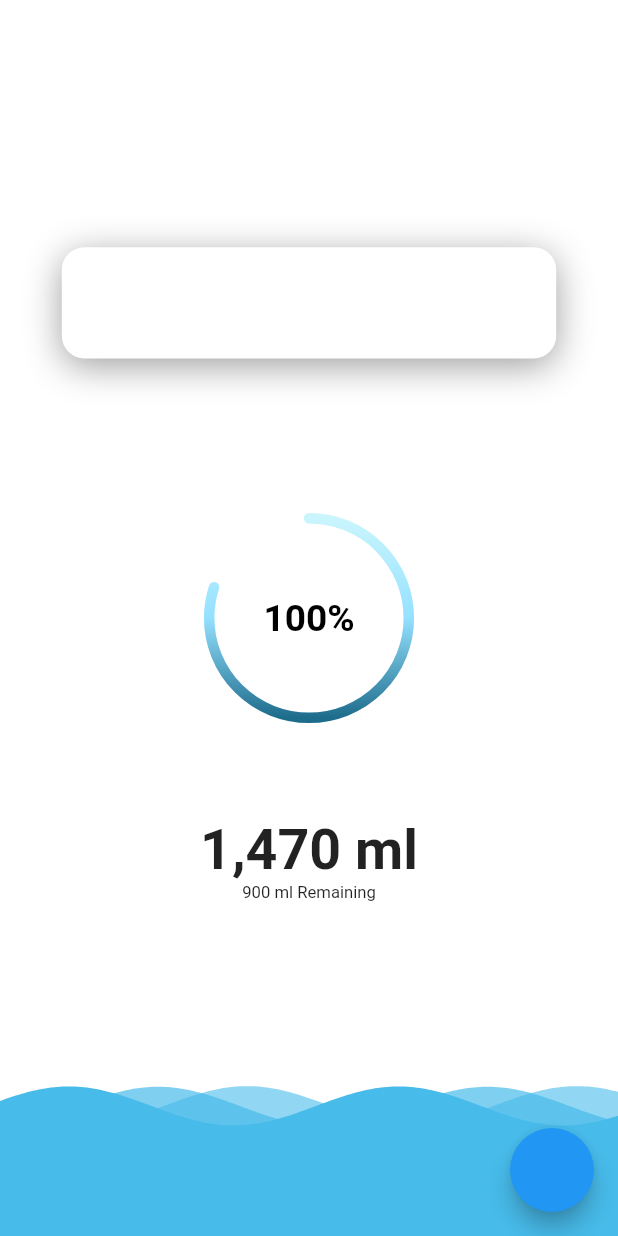
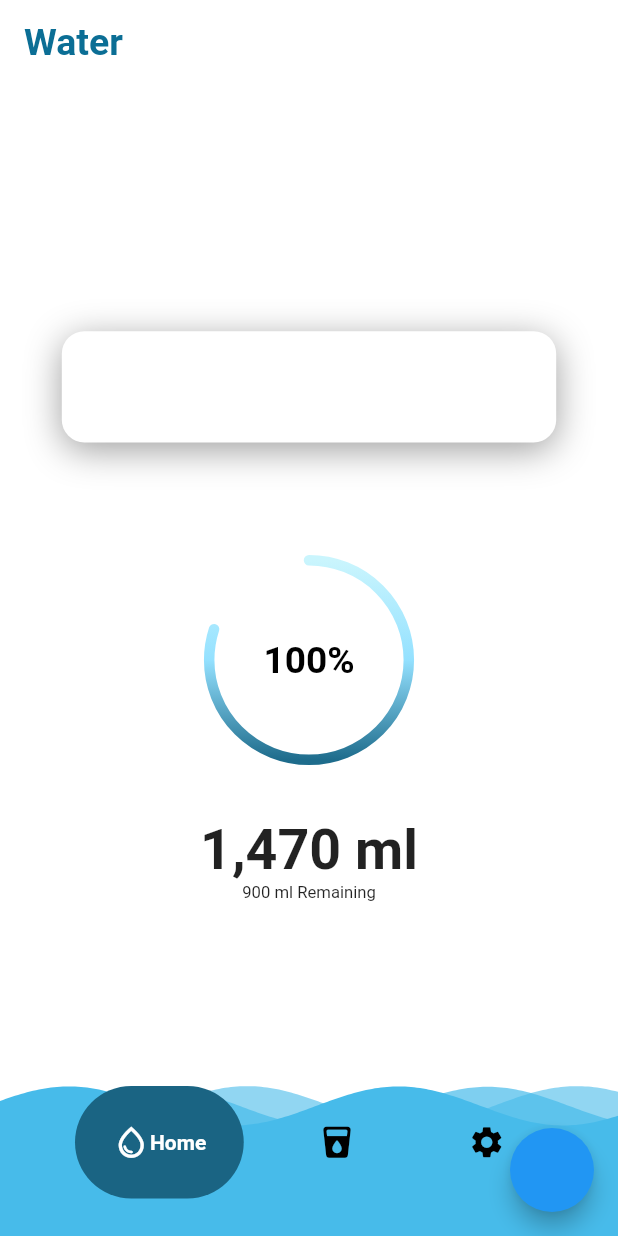
Before and after one commit to Cevop-s/WaterTime, a Flutter app: the screen it shows after launch, on a phone screen of 412 x 824 dp. Run offline on Flutter 3.47's test engine with Material 2 defaults, Android fonts, the phone set to English and light mode, and no system bars; drawn by our look-alikes of google_nav_bar, percent_indicator, wave; our stand-ins replace date_picker_timeline, floating_bottom_navigation_bar, flutter_local_notifications, google_fonts, google_mobile_ads, timezone; network calls fail.

Commit message:
My updates bitches
many updates:
1. updated the structure of the project.
2. added the navigation between the 3 screens that we have.
3. added the setup screen, (only language for now).
4. removed safe area in hamas page so that the wave would go behind the nav bar.
5. updated some minor things to for your ladies.
goodbye mr wilson, zitchdog.

```diff
--- a/lib/Screens/HomePage.dart
+++ /dev/null
@@ -1,223 +0,0 @@
-import 'package:flutter/material.dart';
-import 'package:percent_indicator/percent_indicator.dart';
-import 'package:wave/config.dart';
-import 'package:wave/wave.dart';
-import 'package:google_fonts/google_fonts.dart';
-import 'package:google_mobile_ads/google_mobile_ads.dart';
-
-import '../api/notification.dart';
-
-late BannerAd _bannerAd;
-bool _isBannerAdReady = false;
-
-class HomePage extends StatefulWidget {
-  const HomePage({Key? key}) : super(key: key);
-
-  @override
-  State<HomePage> createState() => _HomePageState();
-}
-
-class _HomePageState extends State<HomePage> {
-  NotificationApi noti = new NotificationApi();
-
-  @override
-  void initState() {
-    MobileAds.instance.initialize();
-    _bannerAd = BannerAd(
-      adUnitId: "ca-app-pub-3940256099942544/6300978111",
-      request: AdRequest(),
-      size: AdSize.banner,
-      listener: BannerAdListener(
-        onAdLoaded: (_) {
-          setState(() {
-            _isBannerAdReady = true;
-          });
-        },
-        onAdFailedToLoad: (ad, err) {
-          print('Failed to load a banner ad: ${err.message}');
-          _isBannerAdReady = false;
-          ad.dispose();
-        },
-      ),
-    );
-
-    _bannerAd.load();
-    super.initState();
-  }
-
-  @override
-  void dispose() {
-    // TODO: Dispose a BannerAd object
-    _bannerAd.dispose();
-
-    super.dispose();
-  }
-
-  double waterLevel = 100;
-  @override
-  Widget build(BuildContext context) {
-    var mediaQuery = MediaQuery.of(context);
-    return Scaffold(
-      floatingActionButton: FloatingActionButton(
-        onPressed: () => noti.sendNotification(
-            body: "Hello man how are you",
-            title: "Siros",
-            schedualeDate: DateTime.now().add(Duration(seconds: 10))),
-      ),
-      backgroundColor: Colors.white,
-      body: SafeArea(
-        child: Container(
-          height: mediaQuery.size.height,
-          width: mediaQuery.size.width,
-          child: Stack(
-            children: [
-              Positioned(
-                bottom: 0,
-                child: Container(
-                  width: mediaQuery.size.width,
-                  height: waterLevel,
-                  color: Colors.white,
-                  child: WaveWidget(
-                    //user Stack() widget to overlap content and waves
-                    config: CustomConfig(
-                      colors: [
-                        Color.fromRGBO(71, 187, 234, 0.6),
-                        Color.fromRGBO(71, 187, 234, 0.7),
-                        Color.fromRGBO(71, 187, 234, 1),
-                        //the more colors here, the more wave will be
-                      ],
-                      durations: [4000, 5000, 7000],
-                      //durations of animations for each colors,
-                      // make numbers equal to numbers of colors
-                      heightPercentages: [0.001, 0.005, 0.003],
-                      //height percentage for each colors.
-                      blur: MaskFilter.blur(BlurStyle.solid, 2),
-                      //blur intensity for waves
-                    ),
-                    waveAmplitude: 3.00, //depth of curves
-                    waveFrequency: 3, //number of curves in waves
-                    backgroundColor: Colors.white, //background colors
-                    size: Size(
-                      mediaQuery.size.width,
-                      mediaQuery.size.height,
-                    ),
-                  ),
-                ),
-              ),
-              Positioned(
-                bottom: mediaQuery.size.height * .27,
-                right: 0,
-                left: 0,
-                child: Container(
-                  child: Column(
-                    children: [
-                      Text(
-                        "1,470 ml",
-                        style: waterLevel >= 240
-                            ? GoogleFonts.roboto(
-                                fontWeight: FontWeight.bold,
-                                fontSize: mediaQuery.size.width * .09,
-                                color: Colors.white,
-                              )
-                            : GoogleFonts.roboto(
-                                fontWeight: FontWeight.bold,
-                                fontSize: mediaQuery.size.width * .09),
-                      ),
-                      Text(
-                        "900 ml Remaining",
-                        style: waterLevel > 180
-                            ? GoogleFonts.roboto(
-                                fontSize: mediaQuery.size.width * .027,
-                                color: Colors.white,
-                              )
-                            : GoogleFonts.roboto(
-                                fontSize: mediaQuery.size.width * .027,
-                              ),
-                      ),
-                    ],
-                  ),
-                ),
-              ),
-              Positioned.fill(
-                child: CircularPercentIndicator(
-                  radius: mediaQuery.size.width * .17,
-                  lineWidth: 7.0,
-                  backgroundColor: Colors.white,
-                  rotateLinearGradient: true,
-                  linearGradient: LinearGradient(
-                    begin: Alignment.topCenter,
-                    end: Alignment.bottomCenter,
-                    colors: [
-                      Color.fromARGB(255, 202, 245, 253),
-                      waterLevel >= 300
-                          ? Color.fromRGBO(71, 187, 234, 1)
-                          : Color.fromARGB(255, 148, 225, 255),
-                      waterLevel >= 400
-                          ? Color.fromARGB(255, 54, 129, 158)
-                          : Color.fromRGBO(30, 108, 140, 1),
-                    ],
-                  ),
-                  animationDuration: 650,
-                  animation: true,
-                  percent: .8,
-                  center: new Text(
-                    "100%",
-                    style: new TextStyle(
-                        fontWeight: FontWeight.bold,
-                        fontSize: mediaQuery.size.width * .06,
-                        color: waterLevel >= 350 ? Colors.white : Colors.black),
-                  ),
-                  circularStrokeCap: CircularStrokeCap.round,
-                ),
-              ),
-              Positioned.fill(
-                top: mediaQuery.size.height * .2,
-                child: Align(
-                  alignment: Alignment.topCenter,
-                  //dragtarget
-                  child: Container(
-                    width: mediaQuery.size.width * .8,
-                    height: mediaQuery.size.height * 0.09,
-                    decoration: BoxDecoration(
-                      borderRadius: BorderRadius.circular(15),
-                      color: Colors.white,
-                      boxShadow: [
-                        BoxShadow(
-                          color: Colors.grey, //New
-                          blurRadius: 20.0,
-                          offset: Offset(0, 5),
-                        )
-                      ],
-                    ),
-                    child: Row(
-                      children: [],
-                    ),
-                  ),
-                ),
-              ),
-              Positioned.fill(
-                top: mediaQuery.size.height * .03,
-                child: _isBannerAdReady
-                    ? Align(
-                        alignment: Alignment.topCenter,
-                        child: Container(
-                          width: mediaQuery.size.width * .8,
-                          height: mediaQuery.size.height * 0.09,
-                          decoration: BoxDecoration(
-                            borderRadius: BorderRadius.circular(15),
-                            color: Colors.grey,
-                          ),
-                          child: AdWidget(
-                            ad: _bannerAd,
-                          ),
-                        ),
-                      )
-                    : Container(),
-              )
-            ],
-          ),
-        ),
-      ),
-    );
-  }
-}
--- /dev/null
+++ b/lib/Screens/MainScreens/HomePage.dart
@@ -0,0 +1,221 @@
+import 'package:flutter/material.dart';
+import 'package:percent_indicator/percent_indicator.dart';
+import 'package:wave/config.dart';
+import 'package:wave/wave.dart';
+import 'package:google_fonts/google_fonts.dart';
+import 'package:google_mobile_ads/google_mobile_ads.dart';
+
+import '../../api/notification.dart';
+
+late BannerAd _bannerAd;
+bool _isBannerAdReady = false;
+
+class HomePage extends StatefulWidget {
+  const HomePage({Key? key}) : super(key: key);
+
+  @override
+  State<HomePage> createState() => _HomePageState();
+}
+
+class _HomePageState extends State<HomePage> {
+  NotificationApi noti = new NotificationApi();
+
+  @override
+  void initState() {
+    MobileAds.instance.initialize();
+    _bannerAd = BannerAd(
+      adUnitId: "ca-app-pub-3940256099942544/6300978111",
+      request: AdRequest(),
+      size: AdSize.banner,
+      listener: BannerAdListener(
+        onAdLoaded: (_) {
+          setState(() {
+            _isBannerAdReady = true;
+          });
+        },
+        onAdFailedToLoad: (ad, err) {
+          print('Failed to load a banner ad: ${err.message}');
+          _isBannerAdReady = false;
+          ad.dispose();
+        },
+      ),
+    );
+
+    _bannerAd.load();
+    super.initState();
+  }
+
+  @override
+  void dispose() {
+    // TODO: Dispose a BannerAd object
+    _bannerAd.dispose();
+
+    super.dispose();
+  }
+
+  double waterLevel = 100;
+  @override
+  Widget build(BuildContext context) {
+    var mediaQuery = MediaQuery.of(context);
+    return Scaffold(
+      floatingActionButton: FloatingActionButton(
+        onPressed: () => noti.sendNotification(
+            body: "Hello man how are you",
+            title: "Siros",
+            schedualeDate: DateTime.now().add(Duration(seconds: 10))),
+      ),
+      backgroundColor: Colors.white,
+      body: Container(
+        height: mediaQuery.size.height,
+        width: mediaQuery.size.width,
+        child: Stack(
+          children: [
+            Positioned(
+              bottom: 0,
+              child: Container(
+                width: mediaQuery.size.width,
+                height: waterLevel,
+                color: Colors.white,
+                child: WaveWidget(
+                  //user Stack() widget to overlap content and waves
+                  config: CustomConfig(
+                    colors: [
+                      Color.fromRGBO(71, 187, 234, 0.6),
+                      Color.fromRGBO(71, 187, 234, 0.7),
+                      Color.fromRGBO(71, 187, 234, 1),
+                      //the more colors here, the more wave will be
+                    ],
+                    durations: [4000, 5000, 7000],
+                    //durations of animations for each colors,
+                    // make numbers equal to numbers of colors
+                    heightPercentages: [0.001, 0.005, 0.003],
+                    //height percentage for each colors.
+                    blur: MaskFilter.blur(BlurStyle.solid, 2),
+                    //blur intensity for waves
+                  ),
+                  waveAmplitude: 3.00, //depth of curves
+                  waveFrequency: 3, //number of curves in waves
+                  backgroundColor: Colors.white, //background colors
+                  size: Size(
+                    mediaQuery.size.width,
+                    mediaQuery.size.height,
+                  ),
+                ),
+              ),
+            ),
+            Positioned(
+              bottom: mediaQuery.size.height * .27,
+              right: 0,
+              left: 0,
+              child: Container(
+                child: Column(
+                  children: [
+                    Text(
+                      "1,470 ml",
+                      style: waterLevel >= 240
+                          ? GoogleFonts.roboto(
+                              fontWeight: FontWeight.bold,
+                              fontSize: mediaQuery.size.width * .09,
+                              color: Colors.white,
+                            )
+                          : GoogleFonts.roboto(
+                              fontWeight: FontWeight.bold,
+                              fontSize: mediaQuery.size.width * .09),
+                    ),
+                    Text(
+                      "900 ml Remaining",
+                      style: waterLevel > 180
+                          ? GoogleFonts.roboto(
+                              fontSize: mediaQuery.size.width * .027,
+                              color: Colors.white,
+                            )
+                          : GoogleFonts.roboto(
+                              fontSize: mediaQuery.size.width * .027,
+                            ),
+                    ),
+                  ],
+                ),
+              ),
+            ),
+            Positioned.fill(
+              child: CircularPercentIndicator(
+                radius: mediaQuery.size.width * .17,
+                lineWidth: 7.0,
+                backgroundColor: Colors.white,
+                rotateLinearGradient: true,
+                linearGradient: LinearGradient(
+                  begin: Alignment.topCenter,
+                  end: Alignment.bottomCenter,
+                  colors: [
+                    Color.fromARGB(255, 202, 245, 253),
+                    waterLevel >= 300
+                        ? Color.fromRGBO(71, 187, 234, 1)
+                        : Color.fromARGB(255, 148, 225, 255),
+                    waterLevel >= 400
+                        ? Color.fromARGB(255, 54, 129, 158)
+                        : Color.fromRGBO(30, 108, 140, 1),
+                  ],
+                ),
+                animationDuration: 650,
+                animation: true,
+                percent: .8,
+                center: new Text(
+                  "100%",
+                  style: new TextStyle(
+                      fontWeight: FontWeight.bold,
+                      fontSize: mediaQuery.size.width * .06,
+                      color: waterLevel >= 350 ? Colors.white : Colors.black),
+                ),
+                circularStrokeCap: CircularStrokeCap.round,
+              ),
+            ),
+            Positioned.fill(
+              top: mediaQuery.size.height * .2,
+              child: Align(
+                alignment: Alignment.topCenter,
+                //dragtarget
+                child: Container(
+                  width: mediaQuery.size.width * .8,
+                  height: mediaQuery.size.height * 0.09,
+                  decoration: BoxDecoration(
+                    borderRadius: BorderRadius.circular(15),
+                    color: Colors.white,
+                    boxShadow: [
+                      BoxShadow(
+                        color: Colors.grey, //New
+                        blurRadius: 20.0,
+                        offset: Offset(0, 5),
+                      )
+                    ],
+                  ),
+                  child: Row(
+                    children: [],
+                  ),
+                ),
+              ),
+            ),
+            Positioned.fill(
+              top: mediaQuery.size.height * .03,
+              child: _isBannerAdReady
+                  ? Align(
+                      alignment: Alignment.topCenter,
+                      child: Container(
+                        width: mediaQuery.size.width * .8,
+                        height: mediaQuery.size.height * 0.09,
+                        decoration: BoxDecoration(
+                          borderRadius: BorderRadius.circular(15),
+                          color: Colors.grey,
+                        ),
+                        child: AdWidget(
+                          ad: _bannerAd,
+                        ),
+                      ),
+                    )
+                  : Container(),
+            )
+          ],
+        ),
+      ),
+    );
+  }
+}
--- /dev/null
+++ b/lib/Screens/app.dart
@@ -0,0 +1,139 @@
+import 'package:floating_bottom_navigation_bar/floating_bottom_navigation_bar.dart';
+import 'package:flutter/material.dart';
+import 'package:google_nav_bar/google_nav_bar.dart';
+//import 'package:water_time_mobile_app/screens/bottom_navigation.dart';
+import 'package:water_time_mobile_app/Screens/MainScreens/HomePage.dart';
+import 'package:water_time_mobile_app/Screens/MainScreens/ProgressScreen.dart';
+import 'package:water_time_mobile_app/Screens/MainScreens/SettingScreen.dart';
+//import 'package:water_time_mobile_app/screens/tab_item.dart';
+//import 'package:water_time_mobile_app/screens/tab_navigator.dart';
+
+class App extends StatefulWidget {
+  @override
+  State<StatefulWidget> createState() => AppState();
+}
+
+class AppState extends State<App> {
+  //var _currentTab = TabItem.home;
+  // final _navigatorKeys = {
+  //   TabItem.home: GlobalKey<NavigatorState>(),
+  //   TabItem.progress: GlobalKey<NavigatorState>(),
+  //   TabItem.settings: GlobalKey<NavigatorState>(),
+  // };
+
+  // void _selectTab(TabItem tabItem) {
+  //   if (tabItem == _currentTab) {
+  //     // pop to first route
+  //     _navigatorKeys[tabItem]!.currentState!.popUntil((route) => route.isFirst);
+  //   } else {
+  //     setState(() => _currentTab = tabItem);
+  //   }
+  // }
+
+  static const TextStyle optionStyle =
+      TextStyle(fontSize: 40, fontWeight: FontWeight.w600);
+
+  int _selectedIndex = 0;
+
+  static const List<Widget> _widgetOptions = <Widget>[
+    HomePage(),
+    ProgressPage(),
+    settingScreen()
+  ];
+
+  @override
+  Widget build(BuildContext context) {
+    return Scaffold(
+      backgroundColor: Colors.white,
+      extendBody: true,
+      appBar: _selectedIndex == 0
+          ?
+
+          // Symetric Padding
+
+          AppBar(
+              elevation: 20,
+              title: const Text(
+                'Water',
+                style: TextStyle(fontSize: 25, fontWeight: FontWeight.bold),
+              ),
+
+              backgroundColor: Colors.transparent,
+              shadowColor: Colors.transparent,
+              foregroundColor: Color(0xFF0B6E95), //#0B6E95
+            )
+          : null,
+      body: _widgetOptions.elementAt(_selectedIndex),
+      // Stack(children: <Widget>[
+      //   _buildOffstageNavigator(TabItem.home),
+      //   _buildOffstageNavigator(TabItem.progress),
+      //   _buildOffstageNavigator(TabItem.settings),
+      // ]),
+      bottomNavigationBar:
+
+          // FloatingNavbar(
+          //   onTap: (int val) => setState(() => _selectedIndex = val),
+          //   currentIndex: _selectedIndex,
+          //   items: [
+          //     FloatingNavbarItem(icon: Icons.home, title: 'Home'),
+          //     FloatingNavbarItem(icon: Icons.explore, title: 'Explore'),
+          //     FloatingNavbarItem(icon: Icons.chat_bubble_outline, title: 'Chats'),
+          //     FloatingNavbarItem(icon: Icons.settings, title: 'Settings'),
+          //   ],
+          // )
+
+          // );
+
+          Container(
+        decoration: BoxDecoration(
+          color: Colors.transparent,
+        ),
+        child: SafeArea(
+          child: Padding(
+            padding: const EdgeInsets.symmetric(horizontal: 50.0, vertical: 25),
+            child: GNav(
+              //rippleColor: Colors.grey[300]!,
+              rippleColor: Colors.transparent,
+              hoverColor: Colors.grey[100]!,
+
+              backgroundColor: Colors.transparent,
+              // gap: 0.00000000000000000000001,
+
+              activeColor: Colors.white,
+              iconSize: 25,
+              //padding: EdgeInsets.symmetric(horizontal: 24, vertical: 15),
+              duration: Duration(milliseconds: 400),
+              tabBackgroundColor: Color(0xFF1A6483), //1A6483 //#1A6483
+              color: Colors.black,
+
+              tabs: [
+                GButton(
+                  icon: Icons.water_drop_outlined,
+                  text: 'Home',
+
+                  //text: 'Hs',
+                ),
+                GButton(
+                  icon: Icons.local_drink_rounded,
+                  text: 'Progress',
+                ),
+                GButton(
+                  icon: Icons.settings,
+                  text: 'Settings',
+                ),
+              ],
+              selectedIndex: _selectedIndex,
+
+              onTabChange: (index) {
+                setState(() {
+                  _selectedIndex = index;
+                  //TabItem.values[index];
+                });
+              },
+            ),
+          ),
+        ),
+      ),
+    );
+  }
+}
--- a/lib/main.dart
+++ b/lib/main.dart
@@ -1,6 +1,7 @@
 import 'package:flutter/material.dart';
 import 'package:flutter/services.dart';
-import './Screens/HomePage.dart';
+import 'package:water_time_mobile_app/Screens/app.dart';
+import 'Screens/MainScreens/HomePage.dart';
 
 void main() {
   WidgetsFlutterBinding.ensureInitialized();
@@ -10,7 +11,7 @@ void main() {
     runApp(
       MaterialApp(
         debugShowCheckedModeBanner: false,
-        home: HomePage(),
+        home: App(),
       ),
     );
   });
```
Also changed, not shown: lib/Screens/MainScreens/ProgressScreen.dart (added, +51 -0 lines), lib/Screens/MainScreens/SettingScreen.dart (added, +30 -0 lines), pubspec.yaml (+5 -2 lines), lib/Screens/LoadingScreen.dart (added), lib/Screens/SetupScreens/languageScreen.dart (added), pubspec.lock, 3 other files.
